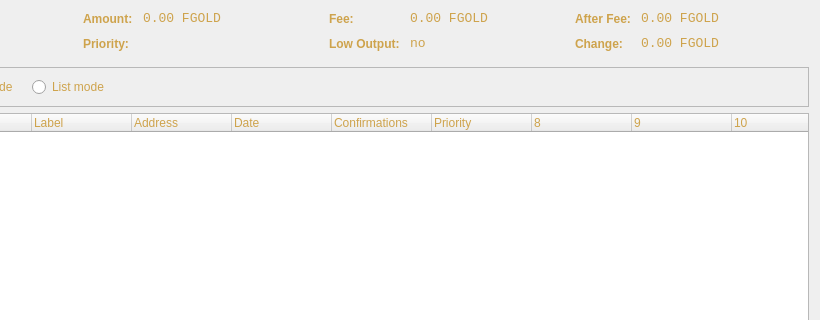
park-com/second, file src/qt/forms/coincontroldialog.ui: the form before one commit; both pictures show x 180 to 1000 and y 0 to 320 of the 1000 by 500 pixel window.
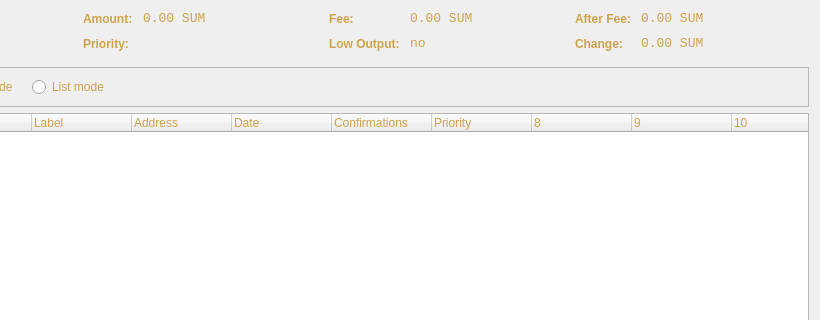
The form after the commit. Icons and pictures are not drawn. Custom widgets are drawn as their Qt base class.

```diff
--- a/src/qt/forms/coincontroldialog.ui
+++ b/src/qt/forms/coincontroldialog.ui
@@ -145,7 +145,7 @@
           <enum>Qt::ActionsContextMenu</enum>
          </property>
          <property name="text">
-          <string notr="true">0.00 FGOLD</string>
+          <string notr="true">0.00 SUM</string>
          </property>
          <property name="textInteractionFlags">
           <set>Qt::LinksAccessibleByMouse|Qt::TextSelectableByKeyboard|Qt::TextSelectableByMouse</set>
@@ -225,7 +225,7 @@
           <enum>Qt::ActionsContextMenu</enum>
          </property>
          <property name="text">
-          <string notr="true">0.00 FGOLD</string>
+          <string notr="true">0.00 SUM</string>
          </property>
          <property name="textInteractionFlags">
           <set>Qt::LinksAccessibleByMouse|Qt::TextSelectableByKeyboard|Qt::TextSelectableByMouse</set>
@@ -311,7 +311,7 @@
           <enum>Qt::ActionsContextMenu</enum>
          </property>
          <property name="text">
-          <string notr="true">0.00 FGOLD</string>
+          <string notr="true">0.00 SUM</string>
          </property>
          <property name="textInteractionFlags">
           <set>Qt::LinksAccessibleByMouse|Qt::TextSelectableByKeyboard|Qt::TextSelectableByMouse</set>
@@ -349,7 +349,7 @@
           <enum>Qt::ActionsContextMenu</enum>
          </property>
          <property name="text">
-          <string notr="true">0.00 FGOLD</string>
+          <string notr="true">0.00 SUM</string>
          </property>
          <property name="textInteractionFlags">
           <set>Qt::LinksAccessibleByMouse|Qt::TextSelectableByKeyboard|Qt::TextSelectableByMouse</set>
```
